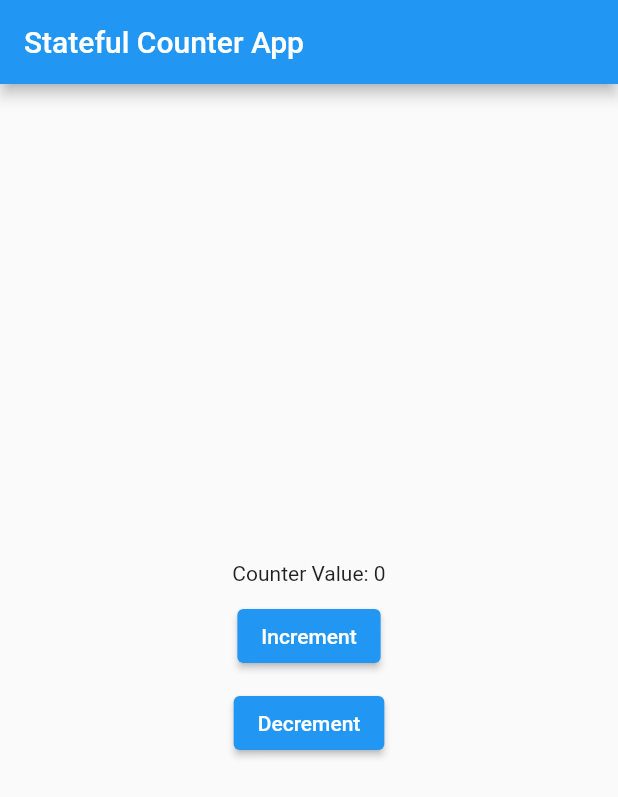
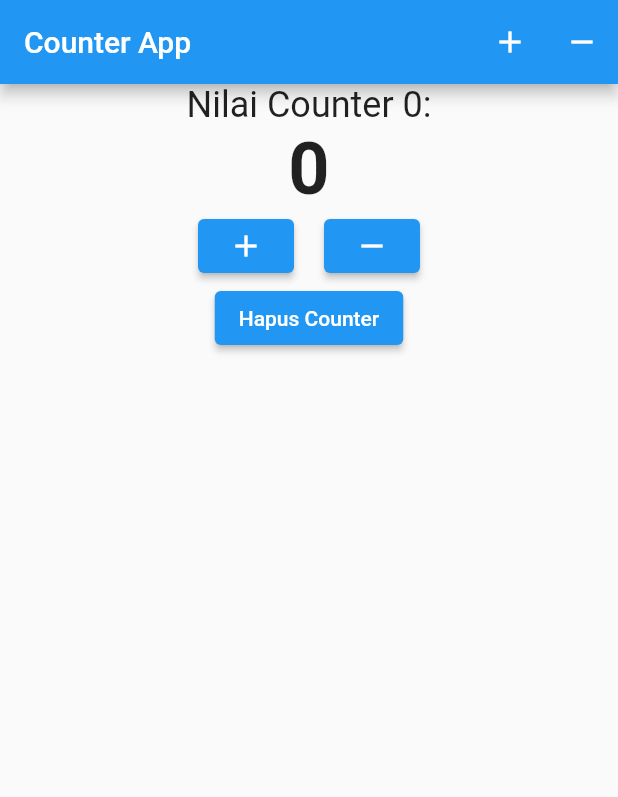
Before and after one commit to Akechi001/flutter_provider, a Flutter app: the screen it shows after launch, on a phone screen of 412 x 824 dp. Shown: the top 797 px of the screen. Run offline on Flutter 3.47's test engine with Material 2 defaults, Android fonts, the phone set to English and light mode, and no system bars.

Commit message:
Part 2 : Global State Management

```diff
--- /dev/null
+++ b/globalstate/analysis_options.yaml
@@ -0,0 +1,4 @@
+include: package:flutter_lints/flutter.yaml
+
+# Additional information about this file can be found at
+# https://dart.dev/guides/language/analysis-options
--- /dev/null
+++ b/globalstate/lib/globalstate.dart
@@ -0,0 +1,46 @@
+library globalstate;
+import 'package:flutter/foundation.dart';
+
+
+class GlobalState {
+  List<int> counters = [0];
+
+  void incrementCounter(int index) {
+    counters[index]++;
+  }
+
+  void decrementCounter(int index) {
+    if (counters[index] > 0) {
+      counters[index]--;
+    }
+  }
+
+  void addCounter() {
+    counters.add(0);
+  }
+
+  void removeCounter() {
+    if (counters.length > 1) {
+      counters.removeLast();
+    }
+  }
+
+  void removeCounterAtIndex(int index) {
+    if (index >= 0 && index < counters.length) {
+      counters.removeAt(index);
+    }
+  }
+
+  void reorderCounters(int oldIndex, int newIndex) {
+    if (oldIndex >= 0 && oldIndex < counters.length && newIndex >= 0 && newIndex < counters.length) {
+      final counter = counters.removeAt(oldIndex);
+      counters.insert(newIndex, counter);
+    }
+  }
+
+  static final GlobalState _instance = GlobalState._internal();
+
+  factory GlobalState() => _instance;
+
+  GlobalState._internal();
+}
--- a/lib/main.dart
+++ b/lib/main.dart
@@ -1,178 +1,118 @@
 import 'package:flutter/material.dart';
+import 'package:globalstate/globalstate.dart';
 
-void main() {
-  runApp(MyStatefulWidgetApp());
-}
+void main() => runApp(MyApp());
 
 class MyApp extends StatelessWidget {
-  const MyApp({super.key});
-
-  // This widget is the root of your application.
   @override
   Widget build(BuildContext context) {
     return MaterialApp(
-      title: 'Flutter Demo',
-      theme: ThemeData(
-        // This is the theme of your application.
-        //
-        // TRY THIS: Try running your application with "flutter run". You'll see
-        // the application has a blue toolbar. Then, without quitting the app,
-        // try changing the seedColor in the colorScheme below to Colors.green
-        // and then invoke "hot reload" (save your changes or press the "hot
-        // reload" button in a Flutter-supported IDE, or press "r" if you used
-        // the command line to start the app).
-        //
-        // Notice that the counter didn't reset back to zero; the application
-        // state is not lost during the reload. To reset the state, use hot
-        // restart instead.
-        //
-        // This works for code too, not just values: Most code changes can be
-        // tested with just a hot reload.
-        colorScheme: ColorScheme.fromSeed(seedColor: Colors.blue),
-        useMaterial3: true,
-      ),
-      home: const MyHomePage(title: 'Flutter Demo Home Page'),
+      home: CounterApp(),
     );
   }
 }
 
-class MyHomePage extends StatefulWidget {
-  const MyHomePage({super.key, required this.title});
-
-  // This widget is the home page of your application. It is stateful, meaning
-  // that it has a State object (defined below) that contains fields that affect
-  // how it looks.
-
-  // This class is the configuration for the state. It holds the values (in this
-  // case the title) provided by the parent (in this case the App widget) and
-  // used by the build method of the State. Fields in a Widget subclass are
-  // always marked "final".
-
-  final String title;
-
+class CounterApp extends StatefulWidget {
   @override
-  State<MyHomePage> createState() => _MyHomePageState();
+  _CounterAppState createState() => _CounterAppState();
 }
 
-class _MyHomePageState extends State<MyHomePage> {
-  int _counter = 0;
-
-  void _incrementCounter() {
-    setState(() {
-      // This call to setState tells the Flutter framework that something has
-      // changed in this State, which causes it to rerun the build method below
-      // so that the display can reflect the updated values. If we changed
-      // _counter without calling setState(), then the build method would not be
-      // called again, and so nothing would appear to happen.
-      _counter++;
-    });
-  }
+class _CounterAppState extends State<CounterApp> {
+  GlobalState globalState = GlobalState();
 
   @override
   Widget build(BuildContext context) {
-    // This method is rerun every time setState is called, for instance as done
-    // by the _incrementCounter method above.
-    //
-    // The Flutter framework has been optimized to make rerunning build methods
-    // fast, so that you can just rebuild anything that needs updating rather
-    // than having to individually change instances of widgets.
     return Scaffold(
       appBar: AppBar(
-        // TRY THIS: Try changing the color here to a specific color (to
-        // Colors.amber, perhaps?) and trigger a hot reload to see the AppBar
-        // change color while the other colors stay the same.
-        backgroundColor: Theme.of(context).colorScheme.inversePrimary,
-        // Here we take the value from the MyHomePage object that was created by
-        // the App.build method, and use it to set our appbar title.
-        title: Text(widget.title),
+        title: Text('Counter App'),
+        actions: [
+          IconButton(
+            icon: Icon(Icons.add),
+            onPressed: () {
+              setState(() {
+                globalState.addCounter();
+              });
+            },
           ),
-      body: Center(
-        // Center is a layout widget. It takes a single child and positions it
-        // in the middle of the parent.
-        child: Column(
-          // Column is also a layout widget. It takes a list of children and
-          // arranges them vertically. By default, it sizes itself to fit its
-          // children horizontally, and tries to be as tall as its parent.
-          //
-          // Column has various properties to control how it sizes itself and
-          // how it positions its children. Here we use mainAxisAlignment to
-          // center the children vertically; the main axis here is the vertical
-          // axis because Columns are vertical (the cross axis would be
-          // horizontal).
-          //
-          // TRY THIS: Invoke "debug painting" (choose the "Toggle Debug Paint"
-          // action in the IDE, or press "p" in the console), to see the
-          // wireframe for each widget.
-          mainAxisAlignment: MainAxisAlignment.center,
-          children: <Widget>[
-            const Text(
-              'You have pushed the button this many times:',
-            ),
-            Text(
-              '$_counter',
-              style: Theme.of(context).textTheme.headlineMedium,
+          IconButton(
+            icon: Icon(Icons.remove),
+            onPressed: () {
+              if (globalState.counters.length > 1) {
+                setState(() {
+                  globalState.removeCounter();
+                });
+              }
+            },
           ),
         ],
       ),
+      body: ListView.builder(
+        itemCount: globalState.counters.length,
+        itemBuilder: (context, index) {
+          return Counter(
+            index: index,
+            globalState: globalState,
+            onRemove: () {
+              setState(() {
+                globalState.removeCounterAtIndex(index);
+              });
+            },
+          );
+        },
       ),
-      floatingActionButton: FloatingActionButton(
-        onPressed: _incrementCounter,
-        tooltip: 'Increment',
-        child: const Icon(Icons.add),
-      ), // This trailing comma makes auto-formatting nicer for build methods.
     );
   }
 }
 
+class Counter extends StatefulWidget {
+  final int index;
+  final GlobalState globalState;
+  final VoidCallback onRemove;
 
-class MyStatefulWidgetApp extends StatefulWidget {
+  Counter({required this.index, required this.globalState, required this.onRemove});
+
   @override
-  _MyStatefulWidgetAppState createState() => _MyStatefulWidgetAppState();
+  _CounterState createState() => _CounterState();
 }
 
-class _MyStatefulWidgetAppState extends State<MyStatefulWidgetApp> {
-  int counter = 0;
-
-  void incrementCounter() {
-    setState(() {
-      counter++;
-    });
-  }
-
-  void decrementCounter(){
-    if(counter>0){
-      setState(() {
-        counter--;
-      });
-    }else{
-      print('the value cannot go below 0');
-    }
-  }
-
+class _CounterState extends State<Counter> {
   @override
   Widget build(BuildContext context) {
-    return MaterialApp(
-      home: Scaffold(
-        appBar: AppBar(title: Text('Stateful Counter App')),
-        body: Center(
-          child: Column(
+    return Column(
+      children: <Widget>[
+        Text(
+          'Nilai Counter ${widget.index}:',
+          style: TextStyle(fontSize: 24),
+        ),
+        Text(
+          '${widget.globalState.counters[widget.index]}',
+          style: TextStyle(fontSize: 48, fontWeight: FontWeight.bold),
+        ),
+        Row(
           mainAxisAlignment: MainAxisAlignment.center,
           children: <Widget>[
-              Text('Counter Value: $counter'),
-              SizedBox(height: 10),
             ElevatedButton(
-                onPressed: incrementCounter,
-                child: Text('Increment'),
+              onPressed: () {
+                widget.globalState.incrementCounter(widget.index);
+                setState(() {});
+              },
+              child: Icon(Icons.add),
             ),
-              SizedBox(height: 10),
+            SizedBox(width: 20),
             ElevatedButton(
-                  onPressed: decrementCounter,
-                  child: Text('Decrement'),
+              onPressed: () {
+                widget.globalState.decrementCounter(widget.index);
+                setState(() {});
+              },
+              child: Icon(Icons.remove),
             ),
           ],
         ),
+        ElevatedButton(
+          onPressed: widget.onRemove,
+          child: Text('Hapus Counter'),
         ),
-      ),
+      ],
     );
   }
 }
--- a/pubspec.yaml
+++ b/pubspec.yaml
@@ -28,6 +28,10 @@ environment:
 # the latest version available on pub.dev. To see which dependencies have newer
 # versions available, run `flutter pub outdated`.
 dependencies:
+
+  globalstate:
+    path: globalstate
+
   flutter:
     sdk: flutter
 
```
Also changed, not shown: globalstate/pubspec.yaml (added, +55 -0 lines), lib/global_state.dart (deleted, +0 -33 lines), pubspec.lock, 7 other files. Lines whose indentation alone changed are shown as unchanged.
